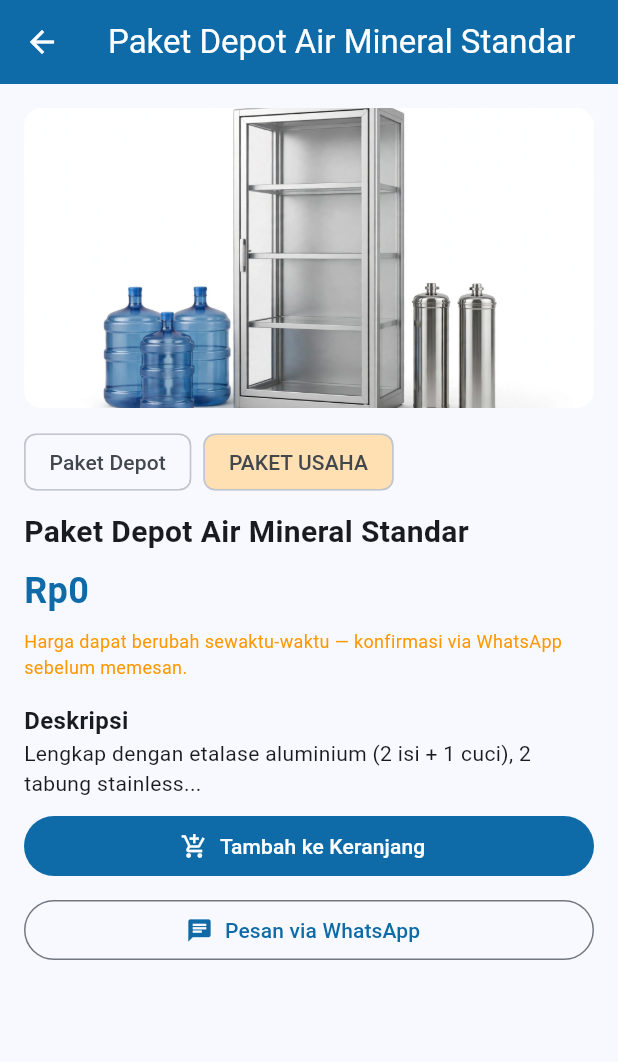
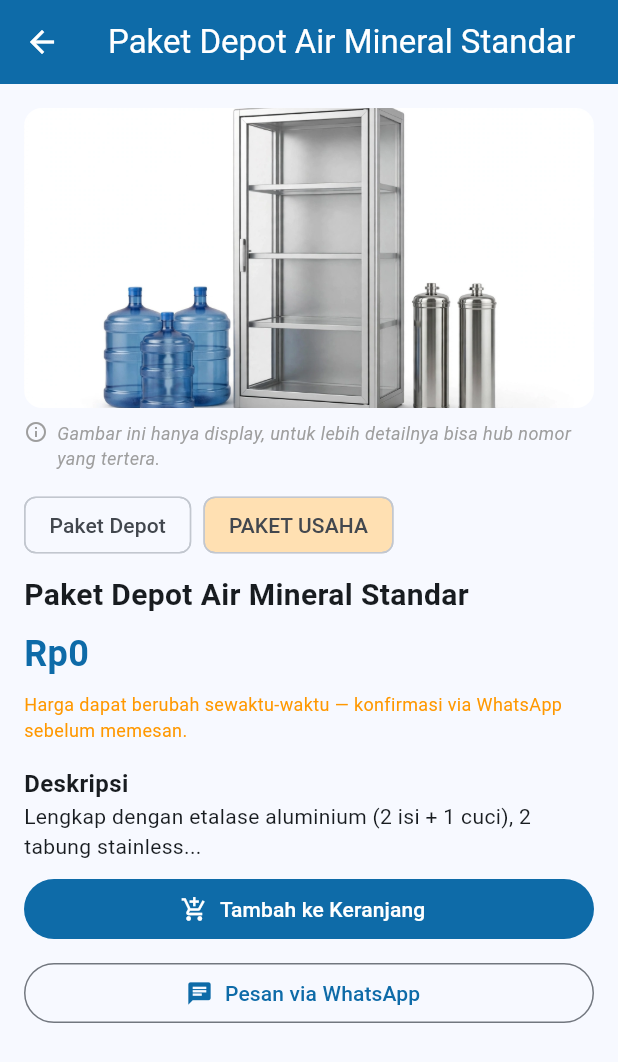
Before and after one commit to danryu655-ship-it/anugrah-cahaya-putra-mandiri-flutter, a Flutter app: the ProductDetailPage screen opened directly with sample values from the repository, on a phone screen of 412 x 824 dp. Shown: the top 1062 px of the screen. Run offline on Flutter 3.47's test engine with Material 3 defaults, Android fonts, the phone set to English and light mode, and no system bars; our stand-ins replace shared_preferences; accounts and stored records are empty.

Commit message:
v1.0.0+4: catatan display di bawah gambar produk & jasa

```diff
--- a/lib/data/products.dart
+++ b/lib/data/products.dart
@@ -77,6 +77,9 @@ const String supabaseAnonKey = '';
 
 const String priceDisclaimer =
     'Harga dapat berubah sewaktu-waktu — konfirmasi via WhatsApp sebelum memesan.';
+
+const String imageDisplayNote =
+    'Gambar ini hanya display, untuk lebih detailnya bisa hub nomor yang tertera.';
 
 const List<Product> products = [
   // ---- Paket Depot (Hubungi Kami) ----
--- a/lib/main.dart
+++ b/lib/main.dart
@@ -1020,6 +1020,23 @@ class ProductDetailPage extends StatelessWidget {
         padding: const EdgeInsets.all(16),
         children: [
           _ProductImage(product: product, overrideSource: imageOverride),
+          const SizedBox(height: 8),
+          const Row(
+            crossAxisAlignment: CrossAxisAlignment.start,
+            children: [
+              Icon(Icons.info_outline, size: 16, color: Colors.grey),
+              SizedBox(width: 6),
+              Expanded(
+                child: Text(
+                  imageDisplayNote,
+                  style: TextStyle(
+                      color: Colors.grey,
+                      fontSize: 12,
+                      fontStyle: FontStyle.italic),
+                ),
+              ),
+            ],
+          ),
           const SizedBox(height: 12),
           Row(
             children: [
@@ -1164,6 +1181,23 @@ class ServicesScreen extends StatelessWidget {
           borderRadius: BorderRadius.circular(12),
           child: Image.asset(serviceImage,
               height: 160, width: double.infinity, fit: BoxFit.cover),
+        ),
+        const SizedBox(height: 8),
+        const Row(
+          crossAxisAlignment: CrossAxisAlignment.start,
+          children: [
+            Icon(Icons.info_outline, size: 16, color: Colors.grey),
+            SizedBox(width: 6),
+            Expanded(
+              child: Text(
+                imageDisplayNote,
+                style: TextStyle(
+                    color: Colors.grey,
+                    fontSize: 12,
+                    fontStyle: FontStyle.italic),
+              ),
+            ),
+          ],
         ),
         const SizedBox(height: 12),
         const Text('Jasa Pemasangan',
--- a/pubspec.yaml
+++ b/pubspec.yaml
@@ -16,7 +16,7 @@ publish_to: 'none' # Remove this line if you wish to publish to pub.dev
 # https://developer.apple.com/library/archive/documentation/General/Reference/InfoPlistKeyReference/Articles/CoreFoundationKeys.html
 # In Windows, build-name is used as the major, minor, and patch parts
 # of the product and file versions while build-number is used as the build suffix.
-version: 1.0.0+3
+version: 1.0.0+4
 
 environment:
   sdk: ^3.14.0
```
Also changed, not shown: 1 other file.
